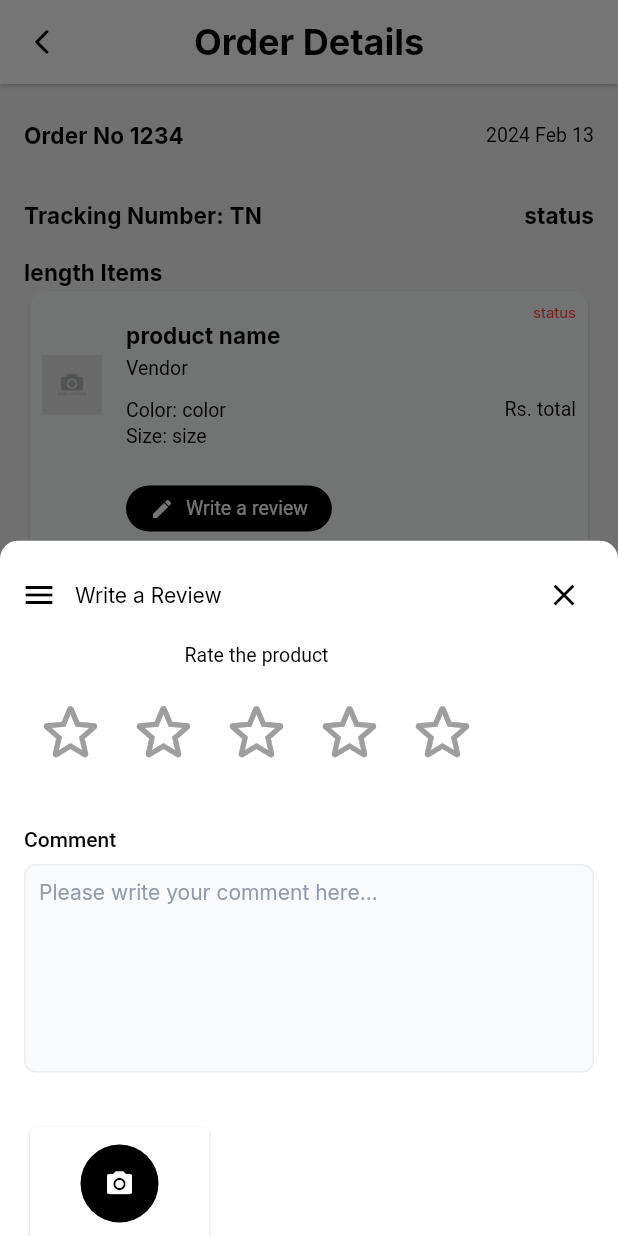
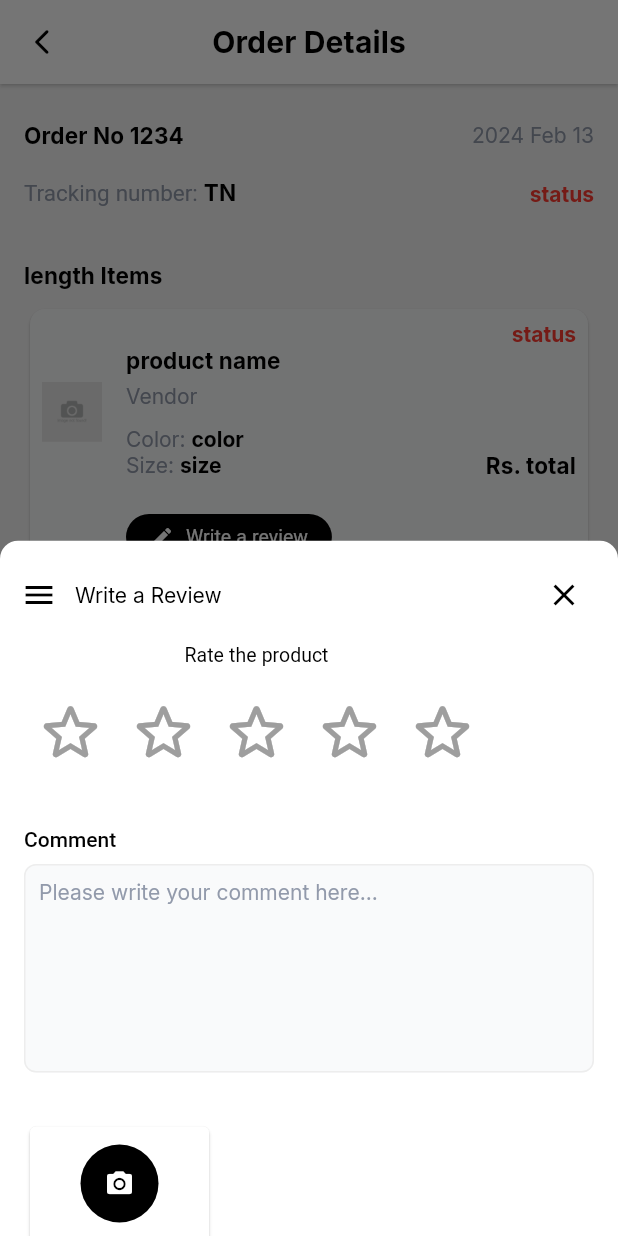
Before and after one commit to StrangerDeveloper/ismmart_ecommerce, a Flutter app: the OrderDetailView screen opened directly, after a tap on "Write a review", on a phone screen of 412 x 824 dp. Run offline on Flutter 3.47's test engine with Material 3 defaults, Android fonts, the phone set to English and light mode, and no system bars; drawn by our look-alikes of cached_network_image, flutter_rating_bar; our stand-ins replace country_code_picker, firebase_core, flip_card, flutter_image_compress, flutter_multi_formatter, flutter_svg and 11 more; missing offline and left inert: dart:ffi; accounts and stored records are empty; network calls fail; project files that could hold a hidden picture were left out.

Commit message:
Update order_detail_view.dart

```diff
--- a/lib/screens/order/order_details/order_detail_view.dart
+++ b/lib/screens/order/order_details/order_detail_view.dart
@@ -6,7 +6,9 @@ import 'package:flutter_rating_bar/flutter_rating_bar.dart';
 import 'package:get/get.dart';
 import 'package:google_fonts/google_fonts.dart';
 import 'package:intl/intl.dart';
+import 'package:ismmart_ecommerce/helpers/app_strings.dart';
 
+import '../../../helpers/app_colors.dart';
 import '../../../screens/order/order_details/order_detail_viewModel.dart';
 import '../../../helpers/theme_helper.dart';
 import '../../../widgets/custom_appbar.dart';
@@ -24,10 +26,11 @@ class OrderDetailView extends StatelessWidget {
   @override
   Widget build(BuildContext context) {
     return Scaffold(
-      appBar: const CustomAppBar2(
+      appBar: CustomAppBar2(
         title: "Order Details",
         centerTitle: true,
         containsLeading: true,
+        titleTextStyle: ThemeHelper.textTheme.titleSmall,
       ),
       body: Stack(
         children: [
@@ -46,9 +49,10 @@ class OrderDetailView extends StatelessWidget {
                     child: _buildOrderListFrame(),
                   ),
                   Padding(
-                    padding: const EdgeInsets.only(top: 10, bottom: 10),
+                    padding: const EdgeInsets.only(top: 10),
                     child: _buildOrderDetail(context),
                   ),
+                  _buildOrderInfo(context),
                 ],
               ),
             ),
@@ -62,7 +66,9 @@ class OrderDetailView extends StatelessWidget {
   Widget _buildOrderListFrame() {
     return Padding(
       padding: const EdgeInsets.only(left: 8, right: 8),
-      child: Row(
+      child: Column(
+        children: [
+          Row(
             mainAxisAlignment: MainAxisAlignment.spaceBetween,
             children: [
               _customField2(
@@ -72,6 +78,39 @@ class OrderDetailView extends StatelessWidget {
                   DateTime.parse(viewModel.orderItemModel.value.createdAt ??
                       DateTime.now().toString()),
                 ),
+              ),
+            ],
+          ),
+          const SizedBox(height: 20),
+          Row(
+            mainAxisAlignment: MainAxisAlignment.spaceBetween,
+            children: [
+              RichText(
+                text: TextSpan(
+                  children: [
+                    const TextSpan(
+                      text: "Tracking number: ",
+                      style: TextStyle(
+                        color: AppColors.grey2,
+                        fontSize: 15,
+                      ),
+                    ),
+                    TextSpan(
+                      text:
+                          viewModel.orderItemModel.value.deliveryStatus ?? "TN",
+                      style: ThemeHelper.textTheme.titleSmall?.copyWith(
+                        fontWeight: FontWeight.bold,
+                        fontSize: 15,
+                      ),
+                    ),
+                  ],
+                ),
+                // child: _customField2(
+                //     "Tracking Number: ${viewModel.orderItemModel.value.orderId ?? "TN"}"),
+              ),
+              _status(
+                  viewModel.orderItemModel.value.deliveryStatus ?? "status"),
+            ],
           ),
         ],
       ),
@@ -89,26 +128,11 @@ class OrderDetailView extends StatelessWidget {
         child: Column(
           crossAxisAlignment: CrossAxisAlignment.start,
           children: [
-            Row(
-              mainAxisAlignment: MainAxisAlignment.spaceBetween,
-              children: [
-                Row(
-                  children: [
-                    _customField2(
-                        "Tracking Number: ${viewModel.orderItemModel.value.orderId ?? "TN"}"),
-                  ],
-                ),
-                _customField2(viewModel
-                            .orderItemModel.value.orderDetails?.market !=
-                        null
-                    ? '${viewModel.orderItemModel.value.orderDetails?.market!} Store'
-                    : 'status'),
-              ],
-            ),
-            const SizedBox(height: 20),
             _customField2(
                 "${viewModel.orderItemModel.value.lineitems?.length.toString() ?? "length"} Items"),
-            Obx(
+            Padding(
+              padding: const EdgeInsets.only(top: 10.0, bottom: 17.0),
+              child: Obx(
                 () =>
                     // viewModel.lineItemList.isEmpty
                     //     ? const Center(
@@ -121,6 +145,18 @@ class OrderDetailView extends StatelessWidget {
                   itemCount:
                       viewModel.orderItemModel.value.lineitems?.length ?? 2,
                   itemBuilder: (context, index) {
+                    return _listViewItem(context, index);
+                  },
+                ),
+              ),
+            ),
+          ],
+        ),
+      ),
+    );
+  }
+
+  Widget _listViewItem(BuildContext context, int index) {
     return Card(
       shape: RoundedRectangleBorder(
         borderRadius: BorderRadius.circular(10),
@@ -132,8 +168,8 @@ class OrderDetailView extends StatelessWidget {
           children: [
             Align(
               alignment: Alignment.topRight,
-                            child: _status(viewModel.orderItemModel.value
-                                    .lineitems?[index].fulfilmentStatus ??
+              child: _status(viewModel.orderItemModel.value.lineitems?[index]
+                      .fulfilmentStatus ??
                   "status"),
             ),
             Row(
@@ -157,35 +193,71 @@ class OrderDetailView extends StatelessWidget {
                           width: 16,
                         ),
                         Column(
-                                        crossAxisAlignment:
-                                            CrossAxisAlignment.start,
+                          crossAxisAlignment: CrossAxisAlignment.start,
                           children: [
-                                          _customField2(viewModel
-                                                  .orderItemModel
-                                                  .value
-                                                  .lineitems?[index]
-                                                  .name ??
+                            _customField2(viewModel.orderItemModel.value
+                                    .lineitems?[index].name ??
                                 "product name"),
                             Padding(
-                                            padding: const EdgeInsets.only(
-                                                top: 6.0, bottom: 12.0),
+                              padding:
+                                  const EdgeInsets.only(top: 6.0, bottom: 12.0),
                               child: _customField1(viewModel
-                                                    .orderItemModel
-                                                    .value
-                                                    .orderId
+                                      .orderItemModel.value.orderId
                                       ?.toString() ??
                                   "Vendor"),
                             ),
-                                          _customField1(
-                                              "Color: ${viewModel.orderItemModel.value.lineitems?[index].sku.toString() ?? "color"}"),
-                                          _customField1(
-                                              "Size: ${viewModel.orderItemModel.value.lineitems?[index].sku.toString() ?? "size"}"),
+                            RichText(
+                                text: TextSpan(children: [
+                              TextSpan(
+                                text: "Color: ",
+                                style:
+                                    ThemeHelper.textTheme.bodySmall?.copyWith(
+                                  color: AppColors.grey2,
+                                ),
+                              ),
+                              TextSpan(
+                                text: viewModel.orderItemModel.value
+                                        .lineitems?[index].sku
+                                        ?.toString() ??
+                                    "color",
+                                style:
+                                    ThemeHelper.textTheme.bodySmall?.copyWith(
+                                  color: AppColors.black,
+                                  fontWeight: FontWeight.bold,
+                                ),
+                              ),
+                            ])),
+                            // _customField1(
+                            //     "Color: ${viewModel.orderItemModel.value.lineitems?[index].sku.toString() ?? "color"}"),
+                            // _customField1(
+                            //     "Size: ${viewModel.orderItemModel.value.lineitems?[index].sku.toString() ?? "size"}"),
+                            RichText(
+                                text: TextSpan(children: [
+                              TextSpan(
+                                text: "Size: ",
+                                style:
+                                    ThemeHelper.textTheme.bodySmall?.copyWith(
+                                  color: AppColors.grey2,
+                                ),
+                              ),
+                              TextSpan(
+                                text: viewModel.orderItemModel.value
+                                        .lineitems?[index].sku
+                                        ?.toString() ??
+                                    "size",
+                                style:
+                                    ThemeHelper.textTheme.bodySmall?.copyWith(
+                                  color: AppColors.black,
+                                  fontWeight: FontWeight.bold,
+                                ),
+                              ),
+                            ])),
                           ],
                         ),
                       ],
                     ),
-                                  if (viewModel.orderItemModel.value
-                                          .lineitems?[index].fulfilmentStatus ==
+                    if (viewModel.orderItemModel.value.lineitems?[index]
+                            .fulfilmentStatus ==
                         "delivered")
                       CustomIconTextBtn(
                         title: "Write a review",
@@ -238,9 +310,9 @@ class OrderDetailView extends StatelessWidget {
                 ),
                 Padding(
                   padding: const EdgeInsets.only(
-                                  top: 50.0,
+                    top: 70.0,
                   ),
-                                child: _customField1(
+                  child: _customField2(
                       "Rs. ${viewModel.orderItemModel.value.lineitems?[index].totals?.total?.toStringAsFixed(2) ?? "total"}"),
                 ),
               ],
@@ -249,86 +321,70 @@ class OrderDetailView extends StatelessWidget {
         ),
       ),
     );
-                },
-              ),
-            ),
-            const SizedBox(
-              height: 17,
-            ),
-            _customField2("Order Information"),
-            Container(
-              height: MediaQuery.of(ctx).size.height * 0.17,
-              width: MediaQuery.of(ctx).size.width * 1,
-              padding: const EdgeInsets.all(8),
-              margin: const EdgeInsets.only(top: 8),
-              decoration: BoxDecoration(
-                color: Colors.grey.shade100,
-                borderRadius: BorderRadius.circular(5),
-              ),
+  }
+
+  Widget _buildOrderInfo(BuildContext ctx) {
+    return Padding(
+      padding: const EdgeInsets.all(8.0),
       child: Column(
         crossAxisAlignment: CrossAxisAlignment.start,
-                mainAxisAlignment: MainAxisAlignment.spaceEvenly,
         children: [
+          _customField2("Order Information"),
+          const SizedBox(height: 15),
           Row(
             mainAxisAlignment: MainAxisAlignment.spaceBetween,
             children: [
-                      _customField1(viewModel.orderItemModel.value.lineitems?[0]
-                              .assignedRider?.name ??
+              _customField1(viewModel
+                      .orderItemModel.value.lineitems?[0].assignedRider?.name ??
                   "Shipping Method:"),
-                      _customField1(viewModel.orderItemModel.value.lineitems?[0]
-                              .assignedRider?.cnic ??
+              _customField2(viewModel
+                      .orderItemModel.value.lineitems?[0].assignedRider?.cnic ??
                   "id"),
             ],
           ),
           Row(
             mainAxisAlignment: MainAxisAlignment.spaceBetween,
             children: [
-                      _customField1(viewModel.orderItemModel.value.lineitems?[0]
-                              .assignedRider?.name ??
+              _customField1(viewModel
+                      .orderItemModel.value.lineitems?[0].assignedRider?.name ??
                   "Payment Method:"),
-                      _customField1(viewModel.orderItemModel.value.lineitems?[0]
-                              .assignedRider?.cnic ??
+              _customField2(viewModel
+                      .orderItemModel.value.lineitems?[0].assignedRider?.cnic ??
                   "id"),
             ],
           ),
           Row(
             mainAxisAlignment: MainAxisAlignment.spaceBetween,
             children: [
-                      _customField1(viewModel.orderItemModel.value.lineitems?[0]
-                              .assignedRider?.name ??
+              _customField1(viewModel
+                      .orderItemModel.value.lineitems?[0].assignedRider?.name ??
                   "Delivery Method:"),
-                      _customField1(viewModel.orderItemModel.value.lineitems?[0]
-                              .assignedRider?.cnic ??
+              _customField2(viewModel
+                      .orderItemModel.value.lineitems?[0].assignedRider?.cnic ??
                   "id"),
             ],
           ),
           Row(
             mainAxisAlignment: MainAxisAlignment.spaceBetween,
             children: [
-                      _customField1(viewModel.orderItemModel.value.lineitems?[0]
-                              .assignedRider?.name ??
+              _customField1(viewModel
+                      .orderItemModel.value.lineitems?[0].assignedRider?.name ??
                   "Discount:"),
-                      _customField1(
-                          viewModel.orderItemModel.value.deliveryStatus ??
-                              "id"),
+              _customField2(
+                  viewModel.orderItemModel.value.deliveryStatus ?? "id"),
             ],
           ),
           Row(
             mainAxisAlignment: MainAxisAlignment.spaceBetween,
             children: [
-                      _customField1(viewModel.orderItemModel.value.lineitems?[0]
-                              .assignedRider?.name ??
+              _customField1(viewModel
+                      .orderItemModel.value.lineitems?[0].assignedRider?.name ??
                   "Total Amount:"),
-                      _customField1(
-                          viewModel.orderItemModel.value.deliveryStatus ??
-                              "id"),
+              _customField2(
+                  viewModel.orderItemModel.value.deliveryStatus ?? "id"),
             ],
-                  ),
-                ],
-              ),
           )
         ],
-        ),
       ),
     );
   }
@@ -406,12 +462,12 @@ class OrderDetailView extends StatelessWidget {
   }
 
   Widget _buildCommentSection() {
-    return const Padding(
-      padding: EdgeInsets.all(16.0),
+    return Padding(
+      padding: const EdgeInsets.all(16.0),
       child: CustomTextField1(
         title: "Comment",
         maxLines: 7,
-        hintText: "Please write your comment here...",
+        hintText: AppStrings.writeComment,
       ),
     );
   }
@@ -471,6 +527,9 @@ class OrderDetailView extends StatelessWidget {
   Widget _customField1(String text1) {
     return CustomText(
       title: text1.toString(),
+      style: ThemeHelper.textTheme.bodySmall?.copyWith(
+        color: AppColors.grey2,
+      ),
     );
   }
 
@@ -488,9 +547,9 @@ class OrderDetailView extends StatelessWidget {
     Color color = statusColor(value);
     return Text(
       value,
-      style: TextStyle(
+      style: ThemeHelper.textTheme.bodySmall?.copyWith(
         color: color,
-        fontSize: 10,
+        fontWeight: FontWeight.bold,
       ),
     );
   }
```
Lines whose indentation alone changed are shown as unchanged.
